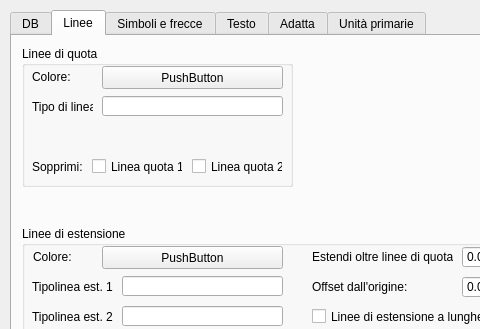
Above: qad_dimstyle_details.ui from geosim/QAD before the change; both pictures show x 0 to 480 and y 0 to 329 of the 568 by 446 pixel window. Below: the same form after it.
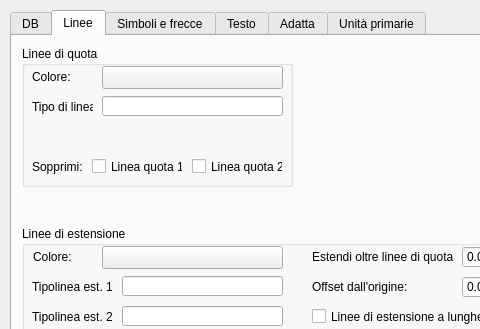
That is the form after the change. The open tabs and pages were chosen to show the change.

```diff
--- a/qad_dimstyle_details.ui
+++ b/qad_dimstyle_details.ui
@@ -543,7 +543,7 @@
        </rect>
       </property>
       <property name="text">
-       <string>PushButton</string>
+       <string/>
       </property>
      </widget>
     </widget>
@@ -800,7 +800,7 @@
        </rect>
       </property>
       <property name="text">
-       <string>PushButton</string>
+       <string/>
       </property>
      </widget>
     </widget>
```
Left out of the diff: 122 changed lines with no effect on the pictures.
